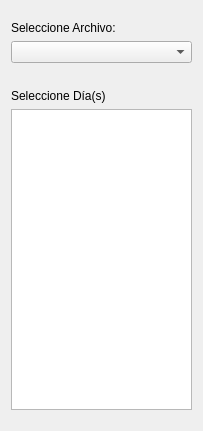
ErnestoVivas/Multiconsult-ppcc, file ppcc/simplediagramfunction.ui: the form before one commit.
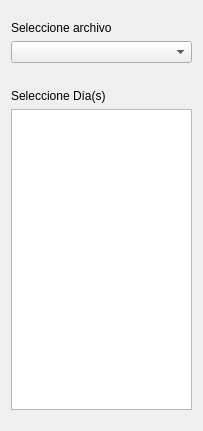
The form after the commit.

The edit to the form file:
```diff
--- a/ppcc/simplediagramfunction.ui
+++ b/ppcc/simplediagramfunction.ui
@@ -33,7 +33,7 @@
    <item>
     <widget class="QLabel" name="label">
      <property name="text">
-      <string>Seleccione Archivo:</string>
+      <string>Seleccione archivo</string>
      </property>
     </widget>
    </item>
```
